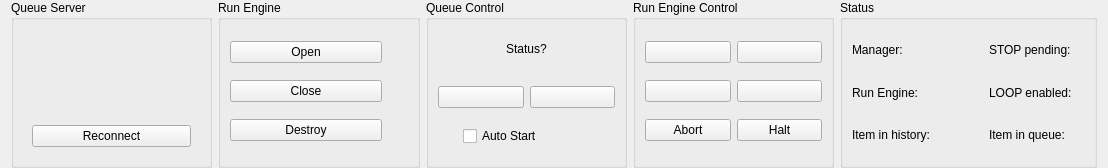
The window that src/QSview/resources/status.ui (BCDA-APS/QSview) describes before a commit, drawn with Qt 5.
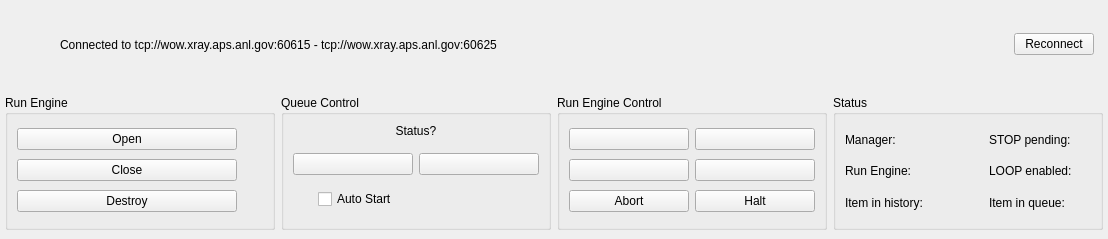
The same window after the commit. Icons and pictures are not drawn.

Commit message: Reeconfigure status.ui to show connection addr / LED and reconnect button on top of the status bar. Status_1.ui is the old configuration.

```diff
--- a/src/QSview/resources/status.ui
+++ b/src/QSview/resources/status.ui
@@ -7,37 +7,28 @@
     <x>0</x>
     <y>0</y>
     <width>1108</width>
-    <height>168</height>
+    <height>239</height>
    </rect>
   </property>
   <property name="windowTitle">
    <string>Form</string>
   </property>
-  <layout class="QHBoxLayout" name="horizontalLayout">
+  <layout class="QVBoxLayout" name="verticalLayout">
+   <property name="leftMargin">
+    <number>5</number>
+   </property>
    <property name="topMargin">
     <number>0</number>
    </property>
+   <property name="rightMargin">
+    <number>5</number>
+   </property>
    <property name="bottomMargin">
     <number>0</number>
-   </property>
-   <item>
-    <widget class="QGroupBox" name="groupBox">
-     <property name="title">
-      <string>Queue Server</string>
-     </property>
-     <layout class="QVBoxLayout" name="verticalLayout" stretch="0">
-      <property name="spacing">
-       <number>-1</number>
       </property>
       <item>
        <widget class="QWidget" name="widget" native="true">
-        <layout class="QVBoxLayout" name="verticalLayout_2">
-         <item>
-          <widget class="QWidget" name="widget_2" native="true">
            <layout class="QHBoxLayout" name="horizontalLayout_2">
-            <item>
-             <widget class="QWidget" name="widget_3" native="true"/>
-            </item>
             <item>
              <widget class="QLabel" name="QSLEDLabel">
               <property name="sizePolicy">
@@ -73,13 +64,49 @@
              </widget>
             </item>
             <item>
-             <widget class="QWidget" name="widget_4" native="true"/>
-            </item>
-           </layout>
-          </widget>
-         </item>
+       <spacer name="horizontalSpacer_2">
+        <property name="orientation">
+         <enum>Qt::Horizontal</enum>
+        </property>
+        <property name="sizeType">
+         <enum>QSizePolicy::Fixed</enum>
+        </property>
+        <property name="sizeHint" stdset="0">
+         <size>
+          <width>20</width>
+          <height>20</height>
+         </size>
+        </property>
+       </spacer>
+      </item>
+      <item>
+       <widget class="QLabel" name="serverAddrLabel">
+        <property name="text">
+         <string>Connected to tcp://wow.xray.aps.anl.gov:60615 - tcp://wow.xray.aps.anl.gov:60625</string>
+        </property>
+       </widget>
+      </item>
+      <item>
+       <spacer name="horizontalSpacer_3">
+        <property name="orientation">
+         <enum>Qt::Horizontal</enum>
+        </property>
+        <property name="sizeHint" stdset="0">
+         <size>
+          <width>40</width>
+          <height>20</height>
+         </size>
+        </property>
+       </spacer>
+      </item>
          <item>
           <widget class="QPushButton" name="reconnectButton">
+        <property name="maximumSize">
+         <size>
+          <width>150</width>
+          <height>16777215</height>
+         </size>
+        </property>
            <property name="toolTip">
             <string>Reconnect to the last successful server</string>
            </property>
@@ -91,9 +118,18 @@
         </layout>
        </widget>
       </item>
-     </layout>
-    </widget>
-   </item>
+   <item>
+    <widget class="QWidget" name="widget_5" native="true">
+     <layout class="QHBoxLayout" name="horizontalLayout">
+      <property name="leftMargin">
+       <number>0</number>
+      </property>
+      <property name="topMargin">
+       <number>0</number>
+      </property>
+      <property name="rightMargin">
+       <number>0</number>
+      </property>
    <item>
     <widget class="QGroupBox" name="groupBox_2">
      <property name="title">
@@ -103,16 +139,6 @@
       <property name="verticalSpacing">
        <number>5</number>
       </property>
-      <item row="0" column="0">
-       <widget class="QPushButton" name="runEngineOpenButton">
-        <property name="toolTip">
-         <string>Initiate the creation of a new RE Worker environment. The request will succeed only if RE Manager is in ‘idle’ state and the environment does not exist.</string>
-        </property>
-        <property name="text">
-         <string>Open</string>
-        </property>
-       </widget>
-      </item>
       <item row="2" column="0">
        <widget class="QPushButton" name="runEngineDestroyButton">
         <property name="toolTip">
@@ -133,6 +159,16 @@
         </property>
        </widget>
       </item>
+         <item row="0" column="0">
+          <widget class="QPushButton" name="runEngineOpenButton">
+           <property name="toolTip">
+            <string>Initiate the creation of a new RE Worker environment. The request will succeed only if RE Manager is in ‘idle’ state and the environment does not exist.</string>
+           </property>
+           <property name="text">
+            <string>Open</string>
+           </property>
+          </widget>
+         </item>
       <item row="1" column="1">
        <widget class="QLabel" name="RELEDLabel">
         <property name="sizePolicy">
@@ -497,6 +533,9 @@
         <property name="text">
          <string/>
         </property>
+          </widget>
+         </item>
+        </layout>
        </widget>
       </item>
      </layout>
```
Lines whose indentation alone changed are shown as unchanged. The commit also changes 3 other files.
